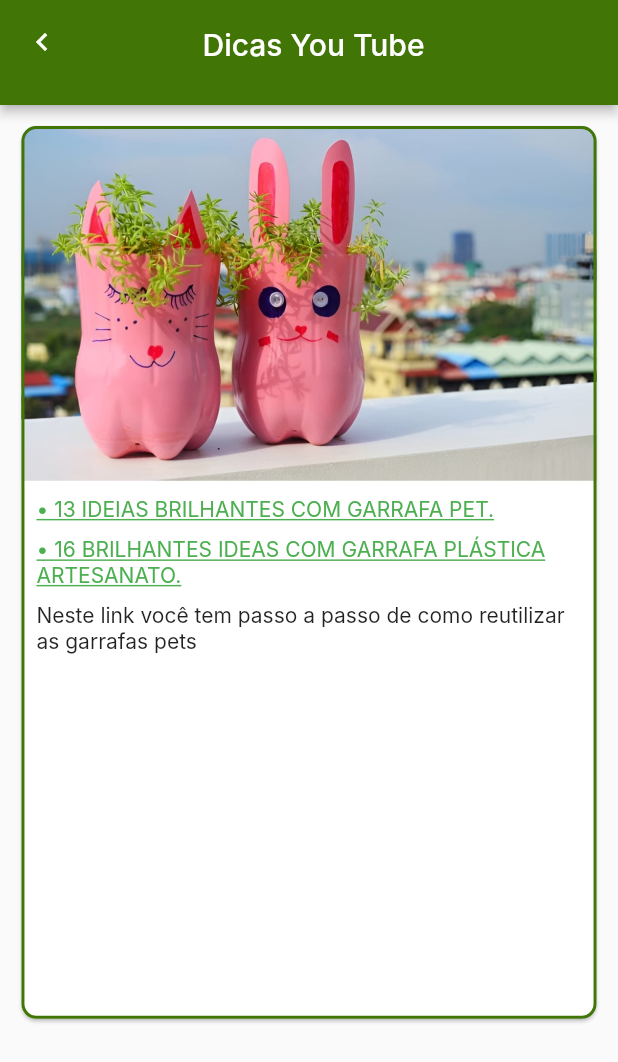
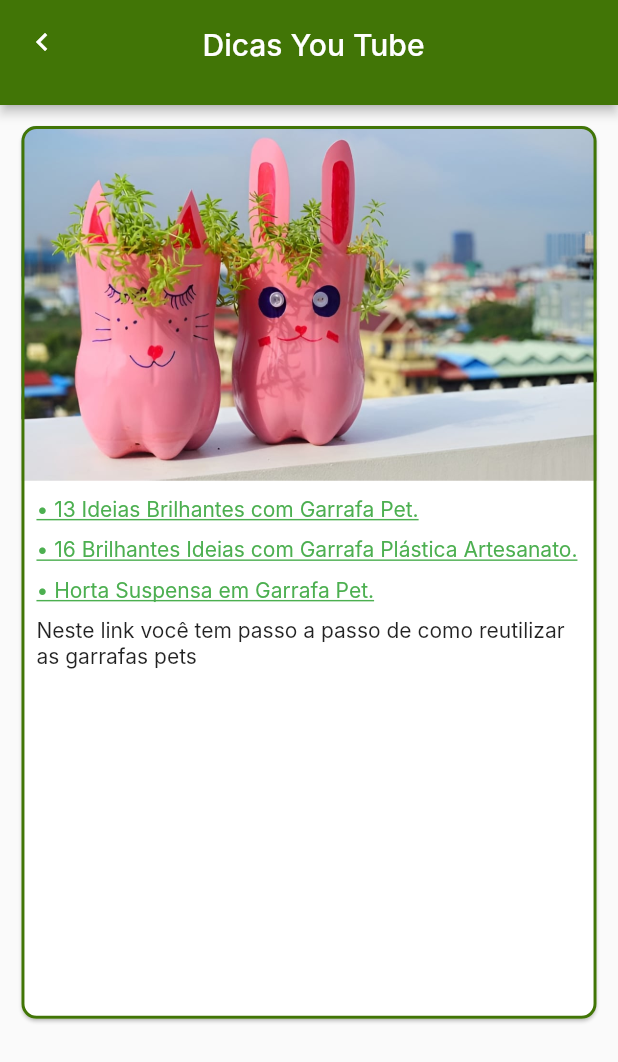
Before and after one commit to rafaelcsilvadev/ecokotam, a Flutter app: the TipYouTube screen opened by its route, on a phone screen of 412 x 824 dp. Shown: the top 1062 px of the screen. Run offline on Flutter 3.47's test engine with Material 2 defaults, Android fonts, the phone set to English and light mode, and no system bars; our stand-ins replace flutter_svg_provider, get; Roboto replaces fonts that are missing (Inter).

Commit message:
Adiciona link em dicas

```diff
--- a/lib/views/pages/tip_youtube.dart
+++ b/lib/views/pages/tip_youtube.dart
@@ -9,6 +9,7 @@ class TipYouTube extends StatelessWidget {
 
   final Uri _url13Tip = Uri.parse('https://youtu.be/6yDD6vpNgbo');
   final Uri _url16Tip = Uri.parse('https://youtu.be/U3fGstzhXvI');
+  final Uri _urlGarden = Uri.parse('https://youtu.be/umV3P25B0Nc');
 
   _launchUrl(Uri url) {
       launchUrl(url);
@@ -37,7 +38,7 @@ class TipYouTube extends StatelessWidget {
                     child: InkWell(
                       onTap: () => _launchUrl(_url13Tip),
                       child: const Text(
-                        '\u2022 13 IDEIAS BRILHANTES COM GARRAFA PET.',
+                        '\u2022 13 Ideias Brilhantes com Garrafa Pet.',
                         style: TextStyle(
                             fontFamily: 'Inter',
                             fontSize: 14,
@@ -53,7 +54,23 @@ class TipYouTube extends StatelessWidget {
                     child: InkWell(
                       onTap: () => _launchUrl(_url16Tip),
                       child: const Text(
-                        '\u2022 16 BRILHANTES IDEAS COM GARRAFA PLÁSTICA ARTESANATO.',
+                        '\u2022 16 Brilhantes Ideias com Garrafa Plástica Artesanato.',
+                        style: TextStyle(
+                            fontFamily: 'Inter',
+                            fontSize: 14,
+                            decoration: TextDecoration.underline,
+                            color: Colors.green
+                        ),
+                      ),
+                    ),
+                  ),
+                  Container(
+                    margin: const EdgeInsets.only(top: 10),
+                    width: constraints.maxWidth,
+                    child: InkWell(
+                      onTap: () => _launchUrl(_urlGarden),
+                      child: const Text(
+                        '\u2022 Horta Suspensa em Garrafa Pet.',
                         style: TextStyle(
                             fontFamily: 'Inter',
                             fontSize: 14,
```
